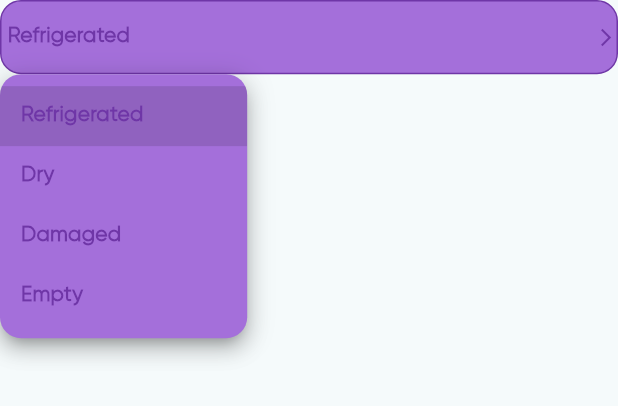
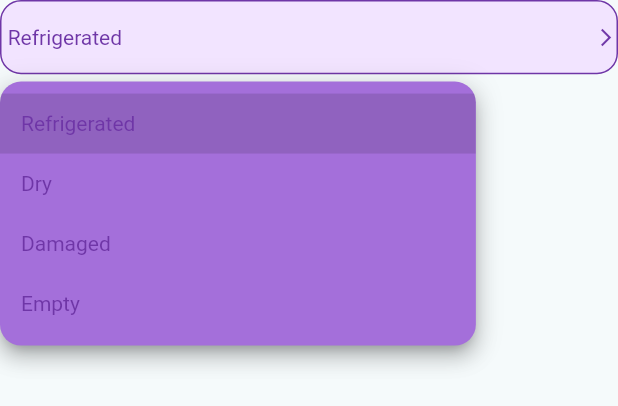
Before and after one commit to MobileDevNalsoft/ContainerManagementSystem, a Flutter app: the AreaDropDown widget shown alone on an empty page, opened directly, after a tap on "Refrigerated", on a phone screen of 412 x 824 dp. Shown: the top 406 px of the screen. Run offline on Flutter 3.47's test engine with Material 3 defaults, Android fonts, the light colour scheme and no system bars; drawn by our look-alikes of dropdown_button2; our stand-ins replace another_flushbar, bloc, dio, equatable, flutter_bloc, flutter_cache_manager and 8 more; missing offline and left inert: dart:html, flutter_inappwebview, network_calls, pointer_interceptor; accounts and stored records are empty; statements that could not run were skipped.

```diff
--- a/lib/bloc/container/container_interaction_bloc.dart
+++ b/lib/bloc/container/container_interaction_bloc.dart
@@ -36,6 +36,7 @@ class ContainerInteractionBloc extends Bloc<ContainerInteractionEvent, Container
     on<DataFromJS>(_onDataFromJS);
     on<SelectedArea>(_onSelectedArea);
     on<DropdownAreaChanged>(_onDropdownAreaChanged);
+    on<DropdownLotChanged>(_onDropdownLotChanged);
   }
 
   Future<void> _cacheLotsData(Map<String, dynamic> data) async {
@@ -159,4 +160,8 @@ class ContainerInteractionBloc extends Bloc<ContainerInteractionEvent, Container
   void _onDropdownAreaChanged(DropdownAreaChanged event, Emitter<ContainerInteractionState> emit) {
     emit(state.copyWith(selectedDropdownArea: event.area));
   }
+
+  void _onDropdownLotChanged(DropdownLotChanged event, Emitter<ContainerInteractionState> emit) {
+    emit(state.copyWith(selectedDropdownLot: event.lotNo));
+  }
 }
--- a/lib/bloc/container/container_interaction_event.dart
+++ b/lib/bloc/container/container_interaction_event.dart
@@ -88,3 +88,12 @@ class DropdownAreaChanged extends ContainerInteractionEvent {
   @override
   List<Object> get props => [area];
 }
+
+class DropdownLotChanged extends ContainerInteractionEvent {
+  final String lotNo;
+
+  DropdownLotChanged({required this.lotNo});
+
+  @override
+  List<Object> get props => [lotNo];
+}
--- a/lib/bloc/container/container_interaction_state.dart
+++ b/lib/bloc/container/container_interaction_state.dart
@@ -21,6 +21,7 @@ final class ContainerInteractionState {
       this.searchText,
       this.selectedAreaIndex,
       this.selectedDropdownArea,
+      this.selectedDropdownLot,
       this.selectedAreaName,
       this.searchTextController});
 
@@ -38,6 +39,7 @@ final class ContainerInteractionState {
   int? selectedAreaIndex;
   AreaName? selectedAreaName;
   String? selectedDropdownArea;
+  String? selectedDropdownLot;
   TextEditingController? searchTextController;
 
   factory ContainerInteractionState.initial() {
@@ -60,6 +62,7 @@ final class ContainerInteractionState {
       AddContainerStatus? getAddContainerStatus,
       Map<String, dynamic>? dataFromJS,
       String? selectedDropdownArea,
+      String? selectedDropdownLot,
       bool? intercepting,
       Areas? areas,
       bool? sentDataToJS,
@@ -80,6 +83,7 @@ final class ContainerInteractionState {
         sentDataToJS: sentDataToJS ?? this.sentDataToJS,
         selectedAreaName: selectedAreaName ?? this.selectedAreaName,
         selectedDropdownArea: selectedDropdownArea ?? this.selectedDropdownArea,
+        selectedDropdownLot: selectedDropdownLot ?? this.selectedDropdownLot,
         modelLoaded: modelLoaded ?? this.modelLoaded);
   }
 }
--- a/lib/pages/customs/area_dropdown.dart
+++ b/lib/pages/customs/area_dropdown.dart
@@ -33,22 +33,6 @@ class _AreaDropDownState extends State<AreaDropDown> {
     return DropdownButtonHideUnderline(
       child: DropdownButton2(
         isExpanded: true,
-        hint: Row(
-          children: [
-            Gap(size.width * 0.02),
-            Expanded(
-              child: Text(
-                'Select Item',
-                style: TextStyle(
-                  fontSize: 14,
-                  fontWeight: FontWeight.bold,
-                  color: Color.fromRGBO(111, 54, 167, 1),
-                ),
-                overflow: TextOverflow.ellipsis,
-              ),
-            ),
-          ],
-        ),
         items: items
             .map((String item) => DropdownMenuItem<String>(
                   value: item,
@@ -56,7 +40,6 @@ class _AreaDropDownState extends State<AreaDropDown> {
                     item,
                     style: const TextStyle(
                       fontSize: 14,
-                      fontWeight: FontWeight.bold,
                       color: Color.fromRGBO(111, 54, 167, 1),
                     ),
                     overflow: TextOverflow.ellipsis,
@@ -64,6 +47,7 @@ class _AreaDropDownState extends State<AreaDropDown> {
                 ))
             .toList(),
         value: selectedValue,
+        style: TextStyle(fontSize: 18),
         onChanged: (String? value) {
           setState(() {
             selectedValue = value;
@@ -79,7 +63,7 @@ class _AreaDropDownState extends State<AreaDropDown> {
             border: Border.all(
               color: Color.fromRGBO(111, 54, 167, 1),
             ),
-            color: const Color.fromRGBO(164, 111, 218, 1),
+            color: Color.fromRGBO(242, 228, 255, 1),
           ),
         ),
         iconStyleData: const IconStyleData(
@@ -87,12 +71,17 @@ class _AreaDropDownState extends State<AreaDropDown> {
             Icons.arrow_forward_ios_outlined,
           ),
           iconSize: 14,
+          openMenuIcon: Icon(
+            Icons.keyboard_arrow_down_rounded,
+            size: 14,
+          ),
           iconEnabledColor: Color.fromRGBO(111, 54, 167, 1),
-          iconDisabledColor: Colors.grey,
+          iconDisabledColor: Color.fromRGBO(111, 54, 167, 1),
         ),
         dropdownStyleData: DropdownStyleData(
           maxHeight: size.height * 0.25,
-          width: size.height * 0.2,
+          width: size.height * 0.385,
+          offset: Offset(0, -size.height * 0.006),
           decoration: BoxDecoration(
             borderRadius: BorderRadius.circular(14),
             color: const Color.fromRGBO(164, 111, 218, 1),
```
Also changed, not shown: lib/pages/customs/lot_dropdown.dart (+24 -14 lines), lib/pages/data_sheets/area_data_sheet.dart (+47 -13 lines), 3 other files.
